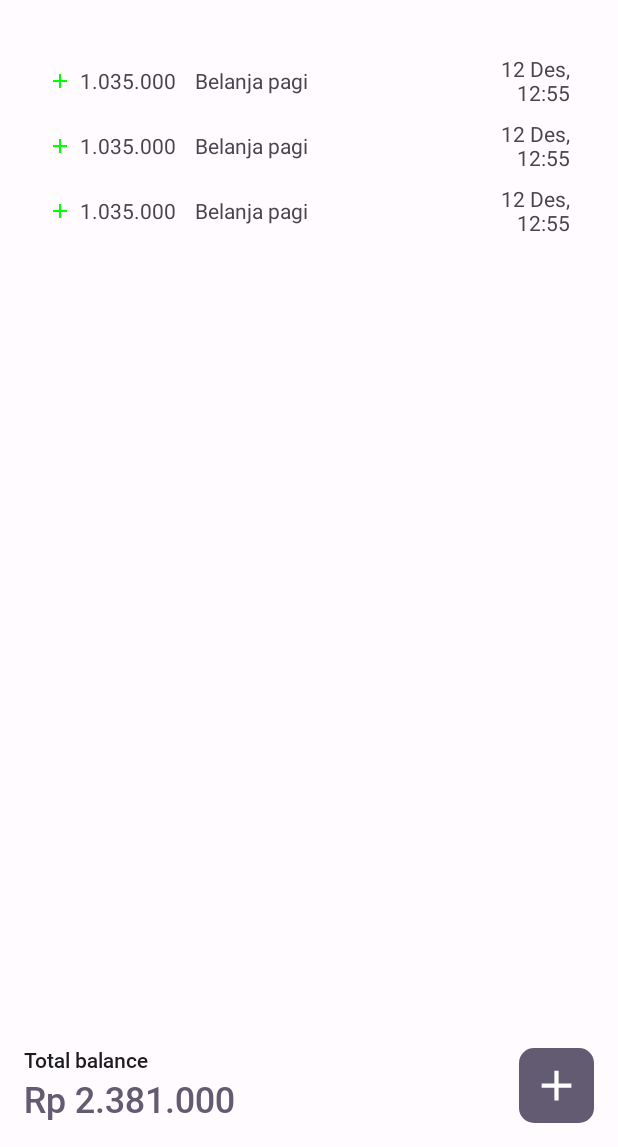
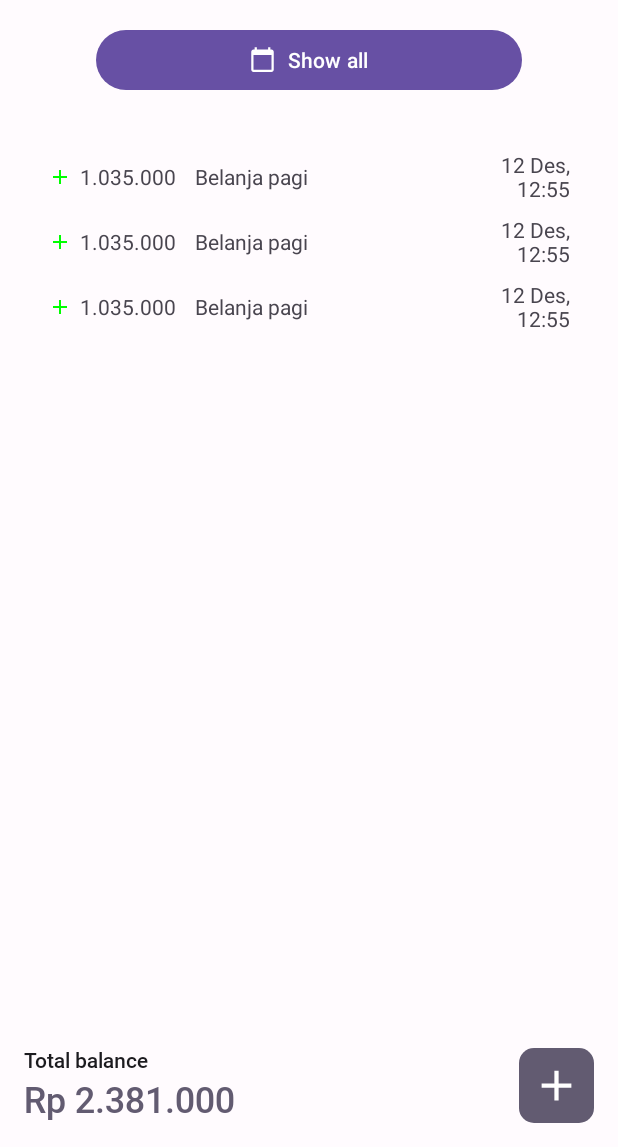
Before and after one commit to zihadrizkyef/Wallet, an Android app: the layout activity_transaction_list.xml on its own in the app's theme, with its tools: preview values and no code run, on a phone screen of 412 x 824 dp, the part 89-1236 px from its top. Run offline under Robolectric (Android 15) with nearby library versions, the phone set to English and light mode, and no system bars.

Commit message:
Add feature : Date Filter in TransactionListActivity

```diff
--- /dev/null
+++ b/app/src/main/res/drawable/ic_calendar.xml
@@ -0,0 +1,5 @@
+<vector android:height="24dp" android:tint="#000000"
+    android:viewportHeight="24" android:viewportWidth="24"
+    android:width="24dp" xmlns:android="http://schemas.android.com/apk/res/android">
+    <path android:fillColor="@android:color/white" android:pathData="M20,3h-1L19,1h-2v2L7,3L7,1L5,1v2L4,3c-1.1,0 -2,0.9 -2,2v16c0,1.1 0.9,2 2,2h16c1.1,0 2,-0.9 2,-2L22,5c0,-1.1 -0.9,-2 -2,-2zM20,21L4,21L4,8h16v13z"/>
+</vector>
--- a/app/src/main/res/layout/activity_main.xml
+++ b/app/src/main/res/layout/activity_main.xml
@@ -36,7 +36,7 @@
         android:id="@+id/recyclerView"
         android:layout_width="match_parent"
         android:layout_height="0dp"
-        android:layout_marginTop="16dp"
+        android:layout_marginVertical="16dp"
         android:padding="8dp"
         app:layoutManager="androidx.recyclerview.widget.GridLayoutManager"
         app:layout_constraintBottom_toTopOf="@+id/textHintTotalBalance"
--- a/app/src/main/res/layout/activity_transaction_list.xml
+++ b/app/src/main/res/layout/activity_transaction_list.xml
@@ -23,6 +23,7 @@
         android:id="@+id/buttonSetting"
         android:layout_width="40dp"
         android:layout_height="40dp"
+        android:layout_marginHorizontal="64dp"
         android:layout_marginEnd="16dp"
         app:contentPadding="8dp"
         app:layout_constraintBottom_toBottomOf="@id/textWalletName"
@@ -31,15 +32,28 @@
         app:srcCompat="@drawable/ic_setting"
         app:tint="?attr/colorPrimary" />
 
+    <com.google.android.material.button.MaterialButton
+        android:id="@+id/buttonCalendar"
+        android:layout_width="match_parent"
+        android:layout_height="wrap_content"
+        android:layout_marginHorizontal="64dp"
+        android:layout_marginTop="16dp"
+        android:paddingVertical="1dp"
+        android:text="@string/show_all"
+        app:icon="@drawable/ic_calendar"
+        app:iconGravity="textStart"
+        app:layout_constraintTop_toBottomOf="@id/textWalletName" />
+
     <androidx.recyclerview.widget.RecyclerView
         android:id="@+id/recyclerView"
         android:layout_width="match_parent"
         android:layout_height="0dp"
-        android:layout_marginTop="16dp"
+        android:layout_marginVertical="16dp"
+        android:clipToPadding="false"
         android:padding="16dp"
         app:layoutManager="androidx.recyclerview.widget.LinearLayoutManager"
-        app:layout_constraintBottom_toBottomOf="parent"
-        app:layout_constraintTop_toBottomOf="@id/textWalletName"
+        app:layout_constraintBottom_toTopOf="@+id/buttonAdd"
+        app:layout_constraintTop_toBottomOf="@+id/buttonCalendar"
         tools:listitem="@layout/item_transaction" />
 
     <com.google.android.material.textview.MaterialTextView
@@ -54,7 +68,7 @@
         android:textSize="32sp"
         android:visibility="gone"
         app:fontFamily="@font/roboto_light"
-        app:layout_constraintTop_toBottomOf="@id/textWalletName" />
+        app:layout_constraintTop_toBottomOf="@id/buttonCalendar" />
 
     <com.google.android.material.textview.MaterialTextView
         android:id="@+id/textHintTotalBalance"
--- a/app/src/main/res/values/strings.xml
+++ b/app/src/main/res/values/strings.xml
@@ -74,4 +74,9 @@
     <string name="delete_wallet">Delete wallet</string>
     <string name="delete_wallet_question">Are you sure to delete this wallet?</string>
     <string name="delete_wallet_success">Delete wallet success!</string>
+    <string name="start_date">Start date</string>
+    <string name="end_date">End date</string>
+    <string name="show_all">Show all</string>
+    <string name="from_n">From %s</string>
+    <string name="until_n">Until %s</string>
 </resources>
```
Also changed, not shown: app/src/main/java/com/zhd/dompet/activity/transactionlist/TransactionListActivity.kt (+39 -1 lines), app/src/main/java/com/zhd/dompet/dialog/FilterCalendarDialog.kt (added, +109 -0 lines), app/src/main/res/layout/dialog_filter_calendar.xml (added, +61 -0 lines), repository/src/main/java/com/zhd/repository/repo/TransactionRepository.kt (+13 -2 lines), 1 other file.
